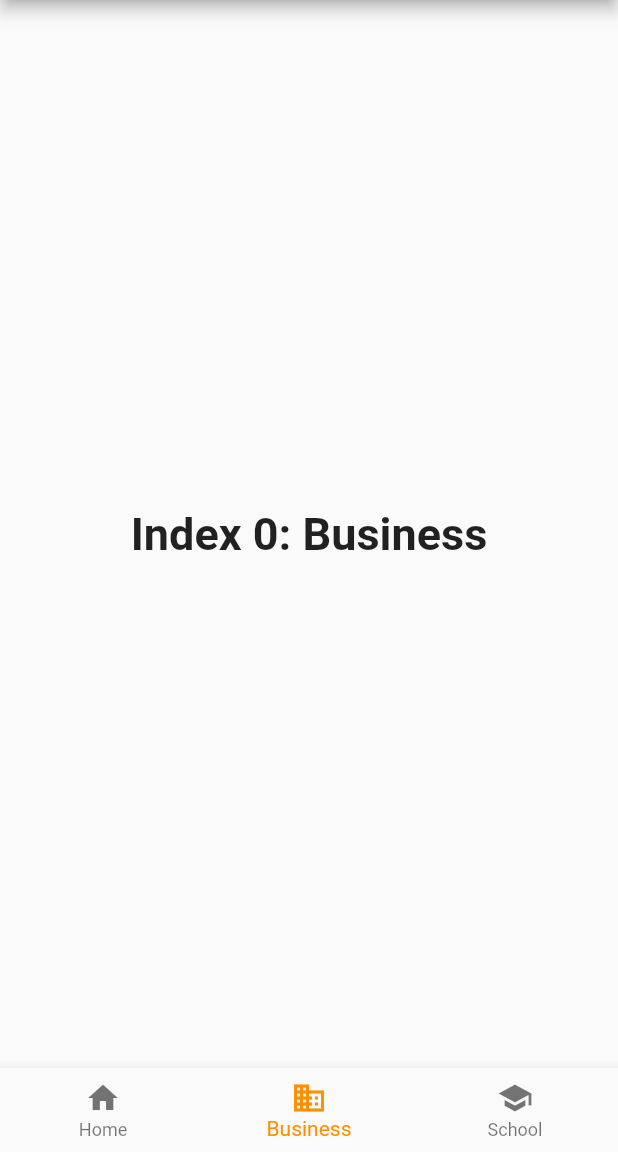
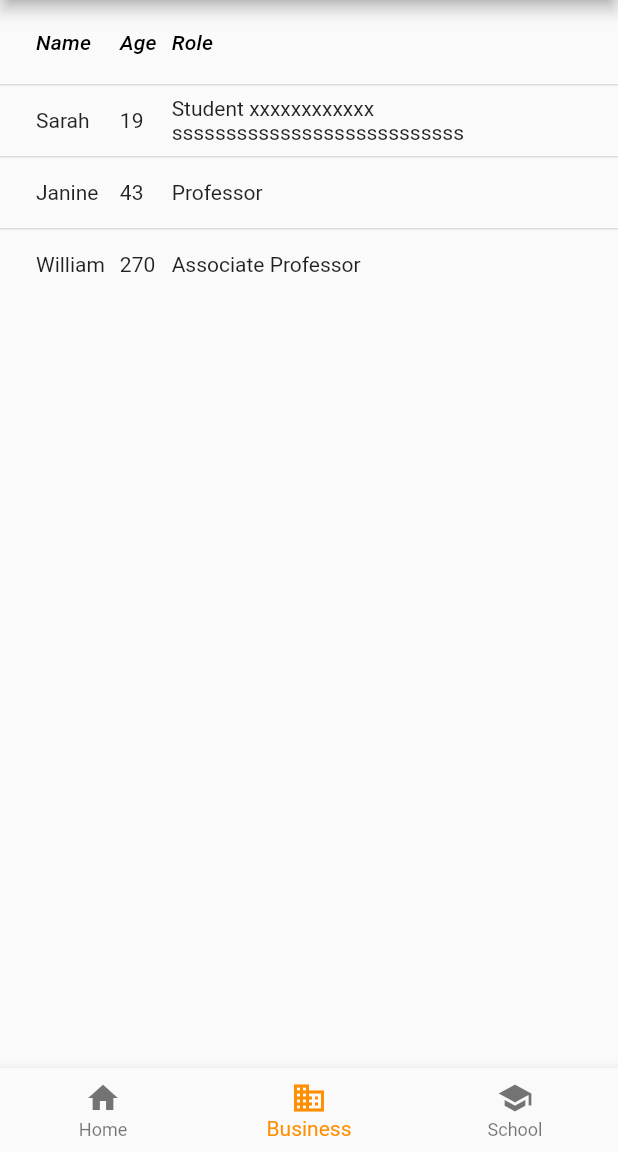
Before and after one commit to its-software-services-devops/flutter-learning, a Flutter app: the screen it shows after launch, item 2 of the bottom bar chosen, on a phone screen of 412 x 824 dp, the part 84-1236 px from its top. Run offline on Flutter 3.47's test engine with Material 2 defaults, Android fonts, the light colour scheme and no system bars.

Commit message:
Test DataTable()

```diff
--- a/lib/main/main_page.dart
+++ b/lib/main/main_page.dart
@@ -1,9 +1,8 @@
 import 'package:flutter/material.dart';
-
-import 'main_button.dart';
 import 'test_listview.dart';
 import 'test_avata.dart';
 import 'test_card.dart';
+import 'test_data_table.dart';
 
 class AppMainPage extends StatefulWidget {
   final String title;
@@ -56,6 +55,11 @@ class _AppMainPageState extends State<AppMainPage> {
       return(_buildHome());
     }
 
+    if (index == 1)
+    {
+      return(const TestDataTable());
+    }
+
     return(_widgetOptions.elementAt(index));
   }
 
--- /dev/null
+++ b/lib/main/test_data_table.dart
@@ -0,0 +1,65 @@
+import 'package:flutter/material.dart';
+
+class TestDataTable extends StatelessWidget {
+  const TestDataTable({super.key});
+
+  @override
+  Widget build(BuildContext context) {
+    return SizedBox.expand(
+      child: DataTable(
+        //border: TableBorder.all(width: 0),
+        columnSpacing: 10,
+        columns: const <DataColumn>[
+          DataColumn(
+            label: Expanded(
+              child: Text(
+                'Name',
+                style: TextStyle(fontStyle: FontStyle.italic),
+              ),
+            ),
+          ),
+          DataColumn(
+            label: Expanded(
+              flex: 2,
+              child: Text(
+                'Age',
+                style: TextStyle(fontStyle: FontStyle.italic),
+              ),
+            ),
+          ),
+          DataColumn(
+            label: Expanded(
+              child: Text(
+                'Role',
+                style: TextStyle(fontStyle: FontStyle.italic),
+              ),
+            ),
+          ),
+        ],
+        rows: const <DataRow>[
+          DataRow(
+            cells: <DataCell>[
+              DataCell(Text('Sarah')),
+              DataCell(Text('19')),
+              DataCell(Text('Student xxxxxxxxxxxx sssssssssssssssssssssssssss')),
+            ],
+          ),
+          DataRow(
+            cells: <DataCell>[
+              DataCell(Text('Janine')),
+              DataCell(Text('43')),
+              DataCell(Text('Professor')),
+            ],
+          ),
+          DataRow(
+            cells: <DataCell>[
+              DataCell(Text('William')),
+              DataCell(Text('270')),
+              DataCell(Text('Associate Professor')),
+            ],
+          ),
+        ],
+      )
+    );
+  }
+}
```
